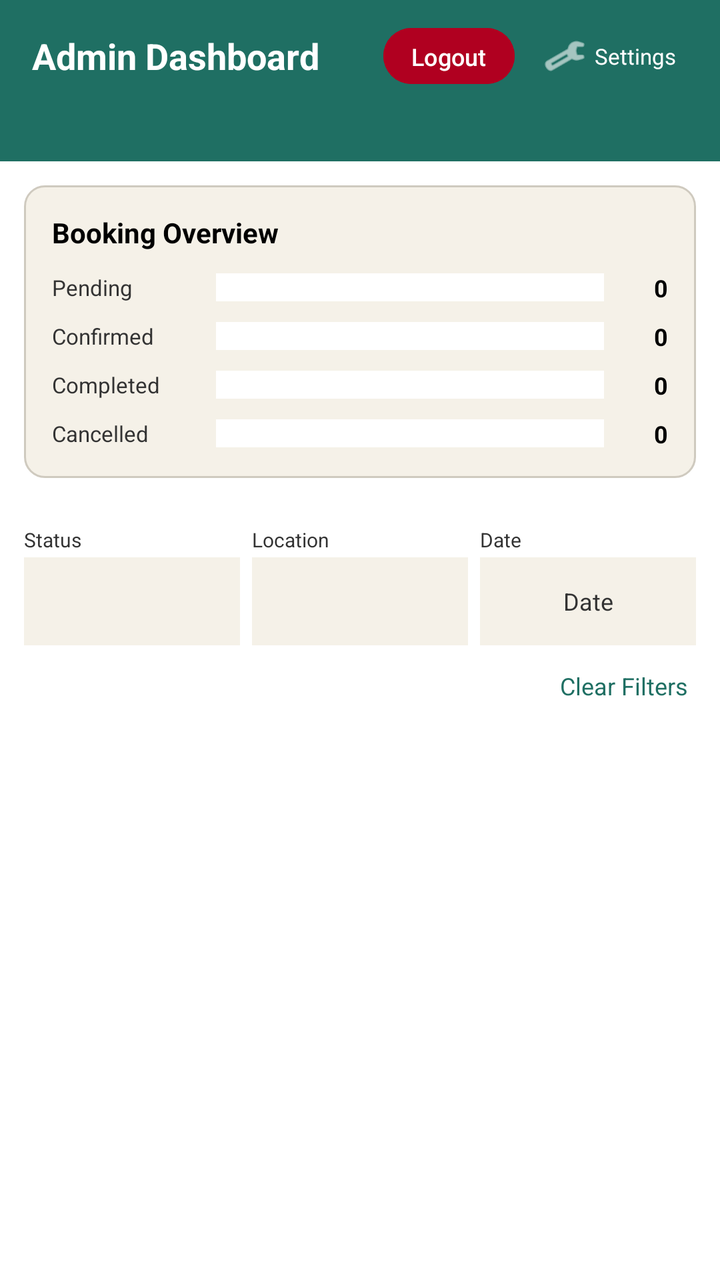
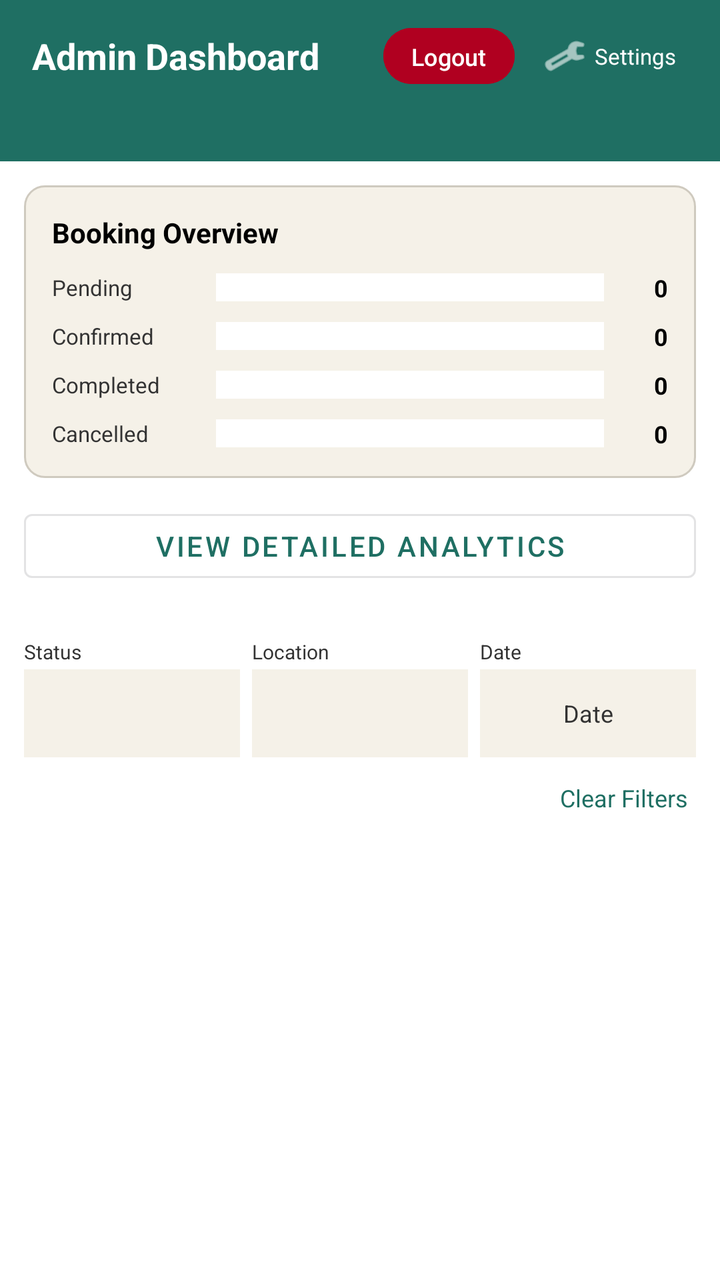

Before-and-after screenshots of an Android layout around one commit, followed by the original layout XML and the change that was made.
<!-- AndroidManifest.xml: application theme Theme.MMMBookingApp -->
<!-- res/layout/activity_admin_dashboard.xml -->
<?xml version="1.0" encoding="utf-8"?>
<LinearLayout xmlns:android="http://schemas.android.com/apk/res/android"
    xmlns:app="http://schemas.android.com/apk/res-auto"
    android:layout_width="match_parent"
    android:layout_height="match_parent"
    android:orientation="vertical"
    android:background="@color/color_background">

    <LinearLayout
        android:layout_width="match_parent"
        android:layout_height="56dp"
        android:orientation="horizontal"
        android:gravity="center_vertical"
        android:background="@color/color_primary"
        android:paddingStart="16dp"
        android:paddingEnd="16dp">

        <TextView
            android:layout_width="0dp"
            android:layout_height="wrap_content"
            android:layout_weight="1"
            android:text="@string/admin_dashboard_title"
            android:textColor="@color/color_text_on_primary"
            android:textSize="18sp"
            android:textStyle="bold" />

        <Button
            android:id="@+id/btnLogoutAdmin"
            android:layout_width="wrap_content"
            android:layout_height="36dp"
            android:minWidth="0dp"
            android:paddingStart="14dp"
            android:paddingEnd="14dp"
            android:text="@string/btn_logout_top"
            android:textColor="@color/color_text_on_primary"
            android:textSize="12sp"
            android:backgroundTint="@color/color_error"
            android:layout_marginEnd="8dp" />

        <LinearLayout
            android:id="@+id/btnSettings"
            android:layout_width="wrap_content"
            android:layout_height="40dp"
            android:orientation="horizontal"
            android:gravity="center_vertical"
            android:background="?attr/selectableItemBackgroundBorderless"
            android:paddingStart="6dp"
            android:paddingEnd="6dp">

            <ImageView
                android:layout_width="22dp"
                android:layout_height="22dp"
                android:src="@android:drawable/ic_menu_manage"
                app:tint="@color/color_text_on_primary"
                android:contentDescription="@string/btn_settings" />

            <TextView
                android:layout_width="wrap_content"
                android:layout_height="wrap_content"
                android:layout_marginStart="4dp"
                android:text="@string/btn_settings"
                android:textColor="@color/color_text_on_primary"
                android:textSize="11sp" />
        </LinearLayout>
    </LinearLayout>

    <LinearLayout
        android:layout_width="match_parent"
        android:layout_height="wrap_content"
        android:orientation="horizontal"
        android:background="@color/color_primary"
        android:paddingBottom="10dp"
        android:paddingStart="16dp"
        android:paddingEnd="16dp">

        <TextView android:id="@+id/tvSummaryPending" style="@style/SummaryBadge" />
        <TextView android:id="@+id/tvSummaryConfirmed" style="@style/SummaryBadge" />
        <TextView android:id="@+id/tvSummaryCompleted" style="@style/SummaryBadge" />
        <TextView android:id="@+id/tvSummaryCancelled" style="@style/SummaryBadge" />
    </LinearLayout>

    
    <LinearLayout
        android:id="@+id/cardAnalytics"
        android:layout_width="match_parent"
        android:layout_height="wrap_content"
        android:orientation="vertical"
        android:background="@drawable/bg_card"
        android:layout_margin="12dp"
        android:padding="14dp">

        <TextView
            android:layout_width="match_parent"
            android:layout_height="wrap_content"
            android:text="@string/admin_analytics_title"
            android:textColor="@color/color_text_heading"
            android:textStyle="bold"
            android:textSize="14sp"
            android:layout_marginBottom="10dp" />

        
        <LinearLayout
            android:layout_width="match_parent"
            android:layout_height="wrap_content"
            android:orientation="horizontal"
            android:gravity="center_vertical"
            android:layout_marginBottom="8dp">

            <TextView
                android:layout_width="76dp"
                android:layout_height="wrap_content"
                android:text="@string/summary_pending"
                android:textColor="@color/color_text_primary"
                android:textSize="11sp" />

            <LinearLayout
                android:layout_width="0dp"
                android:layout_height="14dp"
                android:layout_weight="1"
                android:orientation="horizontal"
                android:background="@color/color_background"
                android:layout_marginStart="6dp"
                android:layout_marginEnd="6dp">

                <View
                    android:id="@+id/barPending"
                    android:layout_width="0dp"
                    android:layout_height="match_parent"
                    android:layout_weight="0"
                    android:background="@color/color_status_pending" />

                <View
                    android:id="@+id/fillerPending"
                    android:layout_width="0dp"
                    android:layout_height="match_parent"
                    android:layout_weight="1"
                    android:background="@android:color/transparent" />
            </LinearLayout>

            <TextView
                android:id="@+id/tvCountPending"
                android:layout_width="26dp"
                android:layout_height="wrap_content"
                android:text="0"
                android:textColor="@color/color_text_heading"
                android:textStyle="bold"
                android:textSize="12sp"
                android:gravity="end" />
        </LinearLayout>

        
        <LinearLayout
            android:layout_width="match_parent"
            android:layout_height="wrap_content"
            android:orientation="horizontal"
            android:gravity="center_vertical"
            android:layout_marginBottom="8dp">

            <TextView
                android:layout_width="76dp"
                android:layout_height="wrap_content"
                android:text="@string/summary_confirmed"
                android:textColor="@color/color_text_primary"
                android:textSize="11sp" />

            <LinearLayout
                android:layout_width="0dp"
                android:layout_height="14dp"
                android:layout_weight="1"
                android:orientation="horizontal"
                android:background="@color/color_background"
                android:layout_marginStart="6dp"
                android:layout_marginEnd="6dp">

                <View
                    android:id="@+id/barConfirmed"
                    android:layout_width="0dp"
                    android:layout_height="match_parent"
                    android:layout_weight="0"
                    android:background="@color/color_status_confirmed" />

                <View
                    android:id="@+id/fillerConfirmed"
                    android:layout_width="0dp"
                    android:layout_height="match_parent"
                    android:layout_weight="1"
                    android:background="@android:color/transparent" />
            </LinearLayout>

            <TextView
                android:id="@+id/tvCountConfirmed"
                android:layout_width="26dp"
                android:layout_height="wrap_content"
                android:text="0"
                android:textColor="@color/color_text_heading"
                android:textStyle="bold"
                android:textSize="12sp"
                android:gravity="end" />
        </LinearLayout>

        
        <LinearLayout
            android:layout_width="match_parent"
            android:layout_height="wrap_content"
            android:orientation="horizontal"
            android:gravity="center_vertical"
            android:layout_marginBottom="8dp">

            <TextView
                android:layout_width="76dp"
                android:layout_height="wrap_content"
                android:text="@string/summary_completed"
                android:textColor="@color/color_text_primary"
                android:textSize="11sp" />

            <LinearLayout
                android:layout_width="0dp"
                android:layout_height="14dp"
                android:layout_weight="1"
                android:orientation="horizontal"
                android:background="@color/color_background"
                android:layout_marginStart="6dp"
                android:layout_marginEnd="6dp">

                <View
                    android:id="@+id/barCompleted"
                    android:layout_width="0dp"
                    android:layout_height="match_parent"
                    android:layout_weight="0"
                    android:background="@color/color_status_completed" />

                <View
                    android:id="@+id/fillerCompleted"
                    android:layout_width="0dp"
                    android:layout_height="match_parent"
                    android:layout_weight="1"
                    android:background="@android:color/transparent" />
            </LinearLayout>

            <TextView
                android:id="@+id/tvCountCompleted"
                android:layout_width="26dp"
                android:layout_height="wrap_content"
                android:text="0"
                android:textColor="@color/color_text_heading"
                android:textStyle="bold"
                android:textSize="12sp"
                android:gravity="end" />
        </LinearLayout>

        
        <LinearLayout
            android:layout_width="match_parent"
            android:layout_height="wrap_content"
            android:orientation="horizontal"
            android:gravity="center_vertical">

            <TextView
                android:layout_width="76dp"
                android:layout_height="wrap_content"
                android:text="@string/summary_cancelled"
                android:textColor="@color/color_text_primary"
                android:textSize="11sp" />

            <LinearLayout
                android:layout_width="0dp"
                android:layout_height="14dp"
                android:layout_weight="1"
                android:orientation="horizontal"
                android:background="@color/color_background"
                android:layout_marginStart="6dp"
                android:layout_marginEnd="6dp">

                <View
                    android:id="@+id/barCancelled"
                    android:layout_width="0dp"
                    android:layout_height="match_parent"
                    android:layout_weight="0"
                    android:background="@color/color_error" />

                <View
                    android:id="@+id/fillerCancelled"
                    android:layout_width="0dp"
                    android:layout_height="match_parent"
                    android:layout_weight="1"
                    android:background="@android:color/transparent" />
            </LinearLayout>

            <TextView
                android:id="@+id/tvCountCancelled"
                android:layout_width="26dp"
                android:layout_height="wrap_content"
                android:text="0"
                android:textColor="@color/color_text_heading"
                android:textStyle="bold"
                android:textSize="12sp"
                android:gravity="end" />
        </LinearLayout>

    </LinearLayout>

    
    <LinearLayout
        android:layout_width="match_parent"
        android:layout_height="wrap_content"
        android:orientation="horizontal"
        android:padding="12dp">

        <LinearLayout
            android:layout_width="0dp"
            android:layout_height="wrap_content"
            android:layout_weight="1"
            android:orientation="vertical"
            android:layout_marginEnd="6dp">

            <TextView
                android:layout_width="wrap_content"
                android:layout_height="wrap_content"
                android:text="@string/filter_status_label"
                android:textColor="@color/color_text_primary"
                android:textSize="10sp"
                android:layout_marginBottom="2dp" />

            <Spinner
                android:id="@+id/spinnerFilterStatus"
                android:layout_width="match_parent"
                android:layout_height="44dp"
                android:background="@color/color_surface" />
        </LinearLayout>

        <LinearLayout
            android:layout_width="0dp"
            android:layout_height="wrap_content"
            android:layout_weight="1"
            android:orientation="vertical"
            android:layout_marginEnd="6dp">

            <TextView
                android:layout_width="wrap_content"
                android:layout_height="wrap_content"
                android:text="@string/filter_location_label"
                android:textColor="@color/color_text_primary"
                android:textSize="10sp"
                android:layout_marginBottom="2dp" />

            <Spinner
                android:id="@+id/spinnerFilterLocation"
                android:layout_width="match_parent"
                android:layout_height="44dp"
                android:background="@color/color_surface" />
        </LinearLayout>

        <LinearLayout
            android:layout_width="0dp"
            android:layout_height="wrap_content"
            android:layout_weight="1"
            android:orientation="vertical">

            <TextView
                android:layout_width="wrap_content"
                android:layout_height="wrap_content"
                android:text="@string/filter_date_label"
                android:textColor="@color/color_text_primary"
                android:textSize="10sp"
                android:layout_marginBottom="2dp" />

            <TextView
                android:id="@+id/tvFilterDate"
                android:layout_width="match_parent"
                android:layout_height="44dp"
                android:gravity="center"
                android:text="@string/filter_date_label"
                android:textColor="@color/color_text_primary"
                android:textSize="12sp"
                android:background="@color/color_surface" />
        </LinearLayout>
    </LinearLayout>

    <TextView
        android:id="@+id/tvClearFilters"
        android:layout_width="wrap_content"
        android:layout_height="wrap_content"
        android:layout_gravity="end"
        android:paddingStart="16dp"
        android:paddingEnd="16dp"
        android:paddingBottom="8dp"
        android:text="@string/btn_clear_filters"
        android:textColor="@color/color_primary"
        android:textSize="12sp" />

    <TextView
        android:id="@+id/tvEmptyState"
        android:layout_width="match_parent"
        android:layout_height="wrap_content"
        android:text="@string/empty_admin_bookings_message"
        android:textColor="@color/color_text_primary"
        android:textSize="14sp"
        android:gravity="center"
        android:padding="32dp"
        android:visibility="gone" />

    <androidx.recyclerview.widget.RecyclerView
        android:id="@+id/recyclerAdminBookings"
        android:layout_width="match_parent"
        android:layout_height="0dp"
        android:layout_weight="1"
        android:padding="16dp"
        android:clipToPadding="false"
        android:scrollbars="vertical"
        android:scrollbarStyle="outsideOverlay"
        android:scrollbarThumbVertical="@color/color_primary"
        android:fadeScrollbars="false" />

</LinearLayout>
<!-- resources referenced by this layout -->
<resources>
  <color name="color_background">#FFFFFF</color>
  <color name="color_error">#B00020</color>
  <color name="color_primary">#1F6F63</color>
  <color name="color_status_completed">#666666</color>
  <color name="color_status_confirmed">#1F6F63</color>
  <color name="color_status_pending">#E0A800</color>
  <color name="color_surface">#F5F1E8</color>
  <color name="color_text_heading">#000000</color>
  <color name="color_text_on_primary">#FFFFFF</color>
  <color name="color_text_primary">#333333</color>
  <!-- drawable bg_card (drawable) -->
  <?xml version="1.0" encoding="utf-8"?>
  <shape xmlns:android="http://schemas.android.com/apk/res/android"
      android:shape="rectangle">
      <solid android:color="@color/color_surface" />
      <corners android:radius="10dp" />
      <stroke android:width="1dp" android:color="@color/color_border" />
  </shape>
  <string name="admin_analytics_title">Booking Overview</string>
  <string name="admin_dashboard_title">Admin Dashboard</string>
  <string name="btn_clear_filters">Clear Filters</string>
  <string name="btn_logout_top">Logout</string>
  <string name="btn_settings">Settings</string>
  <string name="empty_admin_bookings_message">No bookings match the current filters.</string>
  <string name="filter_date_label">Date</string>
  <string name="filter_location_label">Location</string>
  <string name="filter_status_label">Status</string>
  <string name="summary_cancelled">Cancelled</string>
  <string name="summary_completed">Completed</string>
  <string name="summary_confirmed">Confirmed</string>
  <string name="summary_pending">Pending</string>
  <style name="SummaryBadge">
          <item name="android:layout_width">0dp</item>
          <item name="android:layout_height">wrap_content</item>
          <item name="android:layout_weight">1</item>
          <item name="android:textColor">@color/color_text_on_primary</item>
          <item name="android:textSize">11sp</item>
          <item name="android:textStyle">bold</item>
          <item name="android:gravity">center</item>
      </style>
  <style name="Theme.MMMBookingApp" parent="Theme.Material3.Light.NoActionBar">
          <item name="colorPrimary">@color/color_primary</item>
          <item name="colorOnPrimary">@color/color_text_on_primary</item>
          <item name="android:colorBackground">@color/color_background</item>
          <item name="colorSurface">@color/color_surface</item>
          <item name="colorSecondary">@color/color_highlight</item>
          <item name="android:textColorPrimary">@color/color_text_primary</item>
          <item name="android:statusBarColor">@color/color_primary</item>
      </style>
  <color name="color_border">#CFCABF</color>
  <color name="color_highlight">#AEE1E8</color>
</resources>

<!-- the commit's change to res/layout/activity_admin_dashboard.xml (unified diff, before → after) -->
@@ -299,6 +299,18 @@
 
     </LinearLayout>
 
+    <Button
+        android:id="@+id/btnViewAnalytics"
+        android:layout_width="match_parent"
+        android:layout_height="44dp"
+        android:layout_marginStart="12dp"
+        android:layout_marginEnd="12dp"
+        android:layout_marginBottom="12dp"
+        android:text="@string/btn_view_analytics"
+        android:textColor="@color/color_primary"
+        android:backgroundTint="@color/color_background"
+        style="@style/Widget.MaterialComponents.Button.OutlinedButton" />
+
     
     <LinearLayout
         android:layout_width="match_parent"
<!-- resource entries referenced after the edit -->
@@ -23,6 +23,7 @@
   <string name="btn_clear_filters">Clear Filters</string>
   <string name="btn_logout_top">Logout</string>
   <string name="btn_settings">Settings</string>
+  <string name="btn_view_analytics">View Detailed Analytics</string>
   <string name="empty_admin_bookings_message">No bookings match the current filters.</string>
   <string name="filter_date_label">Date</string>
   <string name="filter_location_label">Location</string>
